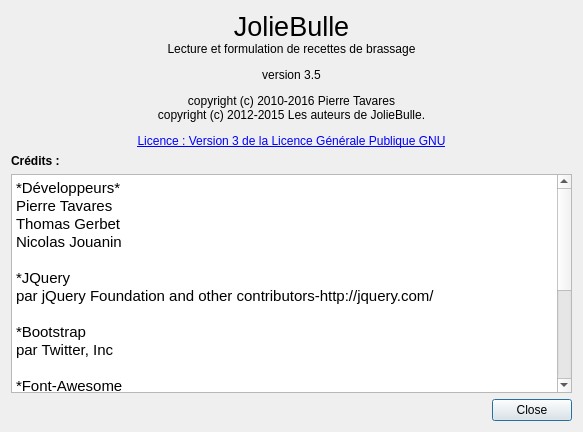
First picture: the form in joliebulle/about.ui, repository 314r/joliebulle, before the edit.
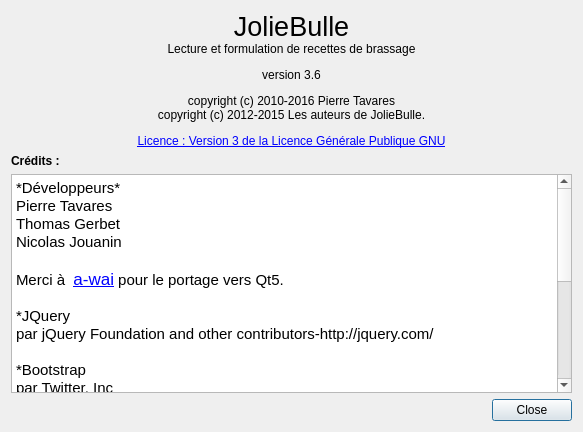
Second picture: the form after the edit.

What changed in the file:
```diff
--- a/joliebulle/about.ui
+++ b/joliebulle/about.ui
@@ -17,7 +17,7 @@
    <item row="0" column="0">
     <widget class="QLabel" name="label">
      <property name="text">
-      <string>&lt;html&gt;&lt;head/&gt;&lt;body&gt;&lt;p align=&quot;center&quot;&gt;&lt;span style=&quot; font-size:20pt;&quot;&gt;JolieBulle&lt;/span&gt;&lt;br/&gt;Lecture et formulation de recettes de brassage&lt;/p&gt;&lt;p align=&quot;center&quot;&gt;version 3.5&lt;/p&gt;&lt;p align=&quot;center&quot;&gt;&lt;span style=&quot; font-size:9pt;&quot;&gt;copyright (c) 2010-2016 Pierre Tavares&lt;br/&gt;copyright (c) 2012-2015 Les auteurs de JolieBulle.&lt;/span&gt;&lt;/p&gt;&lt;p align=&quot;center&quot;&gt;&lt;a href=&quot;http://www.gnu.org/licenses/gpl-3.0.html&quot;&gt;&lt;span style=&quot; font-size:9pt; text-decoration: underline; color:#0000ff;&quot;&gt;Licence : Version 3 de la Licence Générale Publique GNU&lt;/span&gt;&lt;/a&gt;&lt;/p&gt;&lt;/body&gt;&lt;/html&gt;</string>
+      <string>&lt;html&gt;&lt;head/&gt;&lt;body&gt;&lt;p align=&quot;center&quot;&gt;&lt;span style=&quot; font-size:20pt;&quot;&gt;JolieBulle&lt;/span&gt;&lt;br/&gt;Lecture et formulation de recettes de brassage&lt;/p&gt;&lt;p align=&quot;center&quot;&gt;version 3.6&lt;/p&gt;&lt;p align=&quot;center&quot;&gt;&lt;span style=&quot; font-size:9pt;&quot;&gt;copyright (c) 2010-2016 Pierre Tavares&lt;br/&gt;copyright (c) 2012-2015 Les auteurs de JolieBulle.&lt;/span&gt;&lt;/p&gt;&lt;p align=&quot;center&quot;&gt;&lt;a href=&quot;http://www.gnu.org/licenses/gpl-3.0.html&quot;&gt;&lt;span style=&quot; font-size:9pt; text-decoration: underline; color:#0000ff;&quot;&gt;Licence : Version 3 de la Licence Générale Publique GNU&lt;/span&gt;&lt;/a&gt;&lt;/p&gt;&lt;/body&gt;&lt;/html&gt;</string>
      </property>
     </widget>
    </item>
@@ -50,6 +50,8 @@
 &lt;p style=&quot; margin-top:0px; margin-bottom:0px; margin-left:0px; margin-right:0px; -qt-block-indent:0; text-indent:0px;&quot;&gt;&lt;span style=&quot; font-family:'Cantarell'; font-size:11pt;&quot;&gt;Thomas Gerbet&lt;/span&gt;&lt;/p&gt;
 &lt;p style=&quot; margin-top:0px; margin-bottom:0px; margin-left:0px; margin-right:0px; -qt-block-indent:0; text-indent:0px;&quot;&gt;&lt;span style=&quot; font-family:'Cantarell'; font-size:11pt;&quot;&gt;Nicolas Jouanin&lt;/span&gt;&lt;/p&gt;
 &lt;p style=&quot;-qt-paragraph-type:empty; margin-top:0px; margin-bottom:0px; margin-left:0px; margin-right:0px; -qt-block-indent:0; text-indent:0px; font-family:'Cantarell'; font-size:11pt;&quot;&gt;&lt;br /&gt;&lt;/p&gt;
+&lt;p style=&quot; margin-top:0px; margin-bottom:0px; margin-left:0px; margin-right:0px; -qt-block-indent:0; text-indent:0px;&quot;&gt;&lt;span style=&quot; font-family:'Cantarell'; font-size:11pt;&quot;&gt;Merci à  &lt;/span&gt;&lt;a href=&quot;https://github.com/a-wai&quot;&gt;&lt;span style=&quot; text-decoration: underline; color:#0000ff;&quot;&gt;a-wai&lt;/span&gt;&lt;/a&gt;&lt;span style=&quot; font-family:'Cantarell'; font-size:11pt;&quot;&gt; pour le portage vers Qt5.&lt;/span&gt;&lt;/p&gt;
+&lt;p style=&quot;-qt-paragraph-type:empty; margin-top:0px; margin-bottom:0px; margin-left:0px; margin-right:0px; -qt-block-indent:0; text-indent:0px; font-family:'Cantarell'; font-size:11pt;&quot;&gt;&lt;br /&gt;&lt;/p&gt;
 &lt;p style=&quot; margin-top:0px; margin-bottom:0px; margin-left:0px; margin-right:0px; -qt-block-indent:0; text-indent:0px;&quot;&gt;&lt;span style=&quot; font-family:'Cantarell'; font-size:11pt;&quot;&gt;*JQuery&lt;/span&gt;&lt;/p&gt;
 &lt;p style=&quot; margin-top:0px; margin-bottom:0px; margin-left:0px; margin-right:0px; -qt-block-indent:0; text-indent:0px;&quot;&gt;&lt;span style=&quot; font-family:'Cantarell'; font-size:11pt;&quot;&gt;par jQuery Foundation and other contributors-http://jquery.com/&lt;/span&gt;&lt;/p&gt;
 &lt;p style=&quot;-qt-paragraph-type:empty; margin-top:0px; margin-bottom:0px; margin-left:0px; margin-right:0px; -qt-block-indent:0; text-indent:0px; font-family:'Cantarell'; font-size:11pt;&quot;&gt;&lt;br /&gt;&lt;/p&gt;
```
